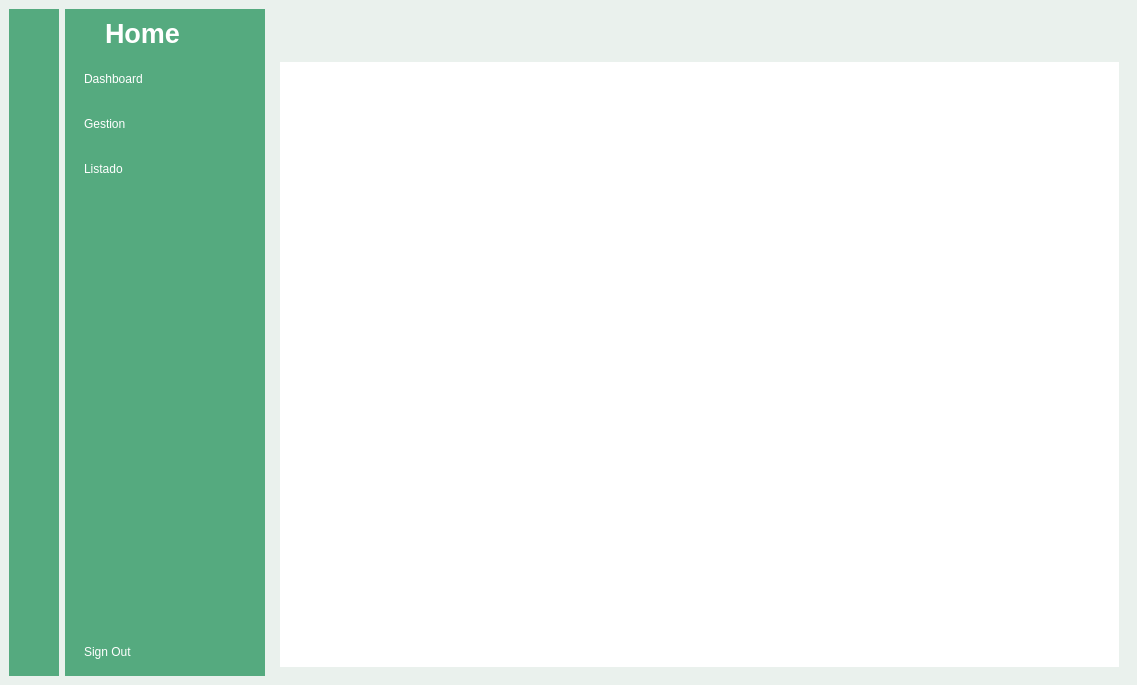
Qt form resources/ui/menu_personal.ui (Ashending/pythonApp) before a commit.
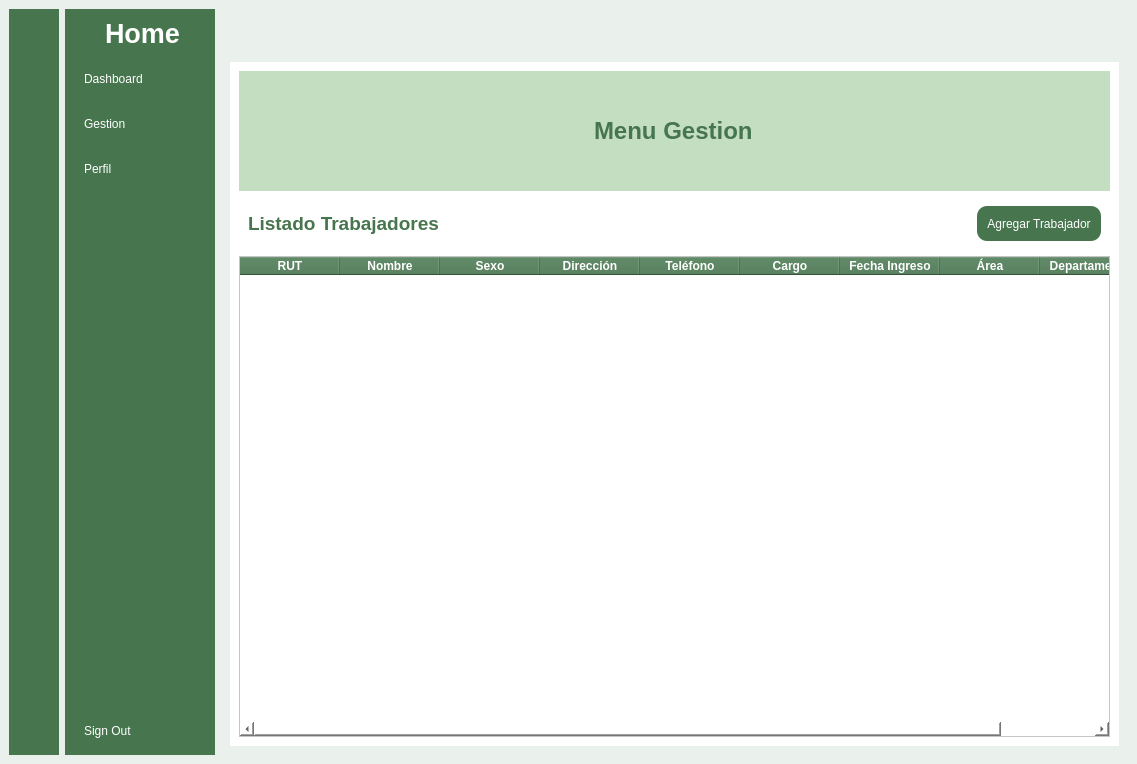
The same form after that commit. The open tabs and pages were chosen to show the change. Icons and pictures are not drawn.

Diff of the .ui file:
```diff
--- a/resources/ui/menu_personal.ui
+++ b/resources/ui/menu_personal.ui
@@ -7,7 +7,7 @@
     <x>0</x>
     <y>0</y>
     <width>1137</width>
-    <height>685</height>
+    <height>764</height>
    </rect>
   </property>
   <property name="windowTitle">
@@ -22,7 +22,7 @@
      <widget class="QWidget" name="colapsed_bar_widget" native="true">
       <property name="styleSheet">
        <string notr="true">QWidget {
-	background-color: rgb(85, 170, 127);
+	background-color: rgb(70, 117, 78);
 }
 
 QLabel {
@@ -32,6 +32,10 @@
 QPushButton {
 	height: 30px;
 	border: none;
+	border-top-left-radius: 10px;
+	border-top-right-radius: 10px;
+	border-bottom-left-radius: 10px;
+	border-bottom-right-radius: 10px;
 }
 
 QPushButton::checked {
@@ -159,13 +163,13 @@
      <widget class="QWidget" name="expanded_bar_widget" native="true">
       <property name="maximumSize">
        <size>
-        <width>200</width>
+        <width>150</width>
         <height>16777215</height>
        </size>
       </property>
       <property name="styleSheet">
        <string notr="true">QWidget {
-	background-color: rgb(85, 170, 127);
+	background-color: rgb(70, 117, 78);
 }
 
 QLabel {
@@ -284,7 +288,7 @@
          <item>
           <widget class="QPushButton" name="exp_listado">
            <property name="text">
-            <string>Listado</string>
+            <string>Perfil</string>
            </property>
            <property name="icon">
             <iconset resource="../icon_resources.qrc">
@@ -418,10 +422,261 @@
          <property name="currentIndex">
           <number>2</number>
          </property>
-         <widget class="QWidget" name="dashboard"/>
-         <widget class="QWidget" name="listado"/>
-         <widget class="QWidget" name="opciones"/>
-         <widget class="QWidget" name="gestion"/>
+         <widget class="QWidget" name="dashboard">
+          <layout class="QGridLayout" name="gridLayout_4">
+           <item row="0" column="0">
+            <widget class="QWidget" name="widget_2" native="true">
+             <property name="maximumSize">
+              <size>
+               <width>16777215</width>
+               <height>120</height>
+              </size>
+             </property>
+             <property name="styleSheet">
+              <string notr="true">QWidget{
+	background-color: rgb(195, 222, 193);
+}
+
+QLabel{
+	color: rgb(70, 117, 78);
+}</string>
+             </property>
+             <layout class="QGridLayout" name="gridLayout_2">
+              <item row="0" column="0">
+               <layout class="QHBoxLayout" name="horizontalLayout_5">
+                <item>
+                 <spacer name="horizontalSpacer_3">
+                  <property name="orientation">
+                   <enum>Qt::Orientation::Horizontal</enum>
+                  </property>
+                  <property name="sizeHint" stdset="0">
+                   <size>
+                    <width>338</width>
+                    <height>20</height>
+                   </size>
+                  </property>
+                 </spacer>
+                </item>
+                <item>
+                 <layout class="QVBoxLayout" name="verticalLayout_6">
+                  <item>
+                   <spacer name="verticalSpacer_3">
+                    <property name="orientation">
+                     <enum>Qt::Orientation::Vertical</enum>
+                    </property>
+                    <property name="sizeHint" stdset="0">
+                     <size>
+                      <width>20</width>
+                      <height>28</height>
+                     </size>
+                    </property>
+                   </spacer>
+                  </item>
+                  <item>
+                   <widget class="QLabel" name="label_4">
+                    <property name="font">
+                     <font>
+                      <pointsize>18</pointsize>
+                      <bold>true</bold>
+                     </font>
+                    </property>
+                    <property name="styleSheet">
+                     <string notr="true"/>
+                    </property>
+                    <property name="text">
+                     <string>Menu Gestion</string>
+                    </property>
+                   </widget>
+                  </item>
+                  <item>
+                   <spacer name="verticalSpacer_4">
+                    <property name="orientation">
+                     <enum>Qt::Orientation::Vertical</enum>
+                    </property>
+                    <property name="sizeHint" stdset="0">
+                     <size>
+                      <width>20</width>
+                      <height>28</height>
+                     </size>
+                    </property>
+                   </spacer>
+                  </item>
+                 </layout>
+                </item>
+                <item>
+                 <spacer name="horizontalSpacer_4">
+                  <property name="orientation">
+                   <enum>Qt::Orientation::Horizontal</enum>
+                  </property>
+                  <property name="sizeHint" stdset="0">
+                   <size>
+                    <width>348</width>
+                    <height>20</height>
+                   </size>
+                  </property>
+                 </spacer>
+                </item>
+               </layout>
+              </item>
+             </layout>
+            </widget>
+           </item>
+           <item row="1" column="0">
+            <widget class="QWidget" name="widget_3" native="true">
+             <layout class="QGridLayout" name="gridLayout_3">
+              <item row="0" column="0">
+               <layout class="QHBoxLayout" name="horizontalLayout_6">
+                <item>
+                 <widget class="QLabel" name="label_5">
+                  <property name="font">
+                   <font>
+                    <pointsize>14</pointsize>
+                    <bold>true</bold>
+                   </font>
+                  </property>
+                  <property name="styleSheet">
+                   <string notr="true">QLabel {
+	color: rgb(70, 117, 78);
+}</string>
+                  </property>
+                  <property name="text">
+                   <string>Listado Trabajadores</string>
+                  </property>
+                 </widget>
+                </item>
+                <item>
+                 <spacer name="horizontalSpacer_2">
+                  <property name="orientation">
+                   <enum>Qt::Orientation::Horizontal</enum>
+                  </property>
+                  <property name="sizeHint" stdset="0">
+                   <size>
+                    <width>478</width>
+                    <height>20</height>
+                   </size>
+                  </property>
+                 </spacer>
+                </item>
+                <item>
+                 <widget class="QPushButton" name="pushButton">
+                  <property name="styleSheet">
+                   <string notr="true">QPushButton {
+	border-top-left-radius: 10px;
+	border-top-right-radius: 10px;
+	border-bottom-left-radius: 10px;
+	border-bottom-right-radius: 10px;
+	border: none;
+	color: white;
+	background-color: rgb(70, 117, 78);
+	text-align: center;
+	height: 35px;
+	padding-left: 10px;
+	padding-right: 10px;
+}</string>
+                  </property>
+                  <property name="text">
+                   <string>Agregar Trabajador</string>
+                  </property>
+                  <property name="icon">
+                   <iconset resource="../icon_resources.qrc">
+                    <normaloff>:/icons/user-add.png</normaloff>:/icons/user-add.png</iconset>
+                  </property>
+                 </widget>
+                </item>
+               </layout>
+              </item>
+             </layout>
+            </widget>
+           </item>
+           <item row="2" column="0">
+            <widget class="QTableWidget" name="tableWidget">
+             <property name="styleSheet">
+              <string notr="true">QHeaderView::section {
+	font-weight: bold;
+	color: white;
+	background-color: rgb(70, 117, 78);
+	
+}</string>
+             </property>
+             <column>
+              <property name="text">
+               <string>RUT</string>
+              </property>
+             </column>
+             <column>
+              <property name="text">
+               <string>Nombre</string>
+              </property>
+             </column>
+             <column>
+              <property name="text">
+               <string>Sexo</string>
+              </property>
+             </column>
+             <column>
+              <property name="text">
+               <string>Dirección</string>
+              </property>
+             </column>
+             <column>
+              <property name="text">
+               <string>Teléfono</string>
+              </property>
+             </column>
+             <column>
+              <property name="text">
+               <string>Cargo</string>
+              </property>
+             </column>
+             <column>
+              <property name="text">
+               <string>Fecha Ingreso</string>
+              </property>
+             </column>
+             <column>
+              <property name="text">
+               <string>Área</string>
+              </property>
+             </column>
+             <column>
+              <property name="text">
+               <string>Departamento</string>
+              </property>
+             </column>
+            </widget>
+           </item>
+          </layout>
+         </widget>
+         <widget class="QWidget" name="listado">
+          <widget class="QLabel" name="label_6">
+           <property name="geometry">
+            <rect>
+             <x>260</x>
+             <y>40</y>
+             <width>141</width>
+             <height>111</height>
+            </rect>
+           </property>
+           <property name="text">
+            <string>gestion</string>
+           </property>
+          </widget>
+         </widget>
+         <widget class="QWidget" name="opciones">
+          <widget class="QLabel" name="label_7">
+           <property name="geometry">
+            <rect>
+             <x>400</x>
+             <y>130</y>
+             <width>111</width>
+             <height>61</height>
+            </rect>
+           </property>
+           <property name="text">
+            <string>Listado</string>
+           </property>
+          </widget>
+         </widget>
         </widget>
        </item>
       </layout>
```
Left out of the diff: 40 changed lines with no effect on the pictures.
